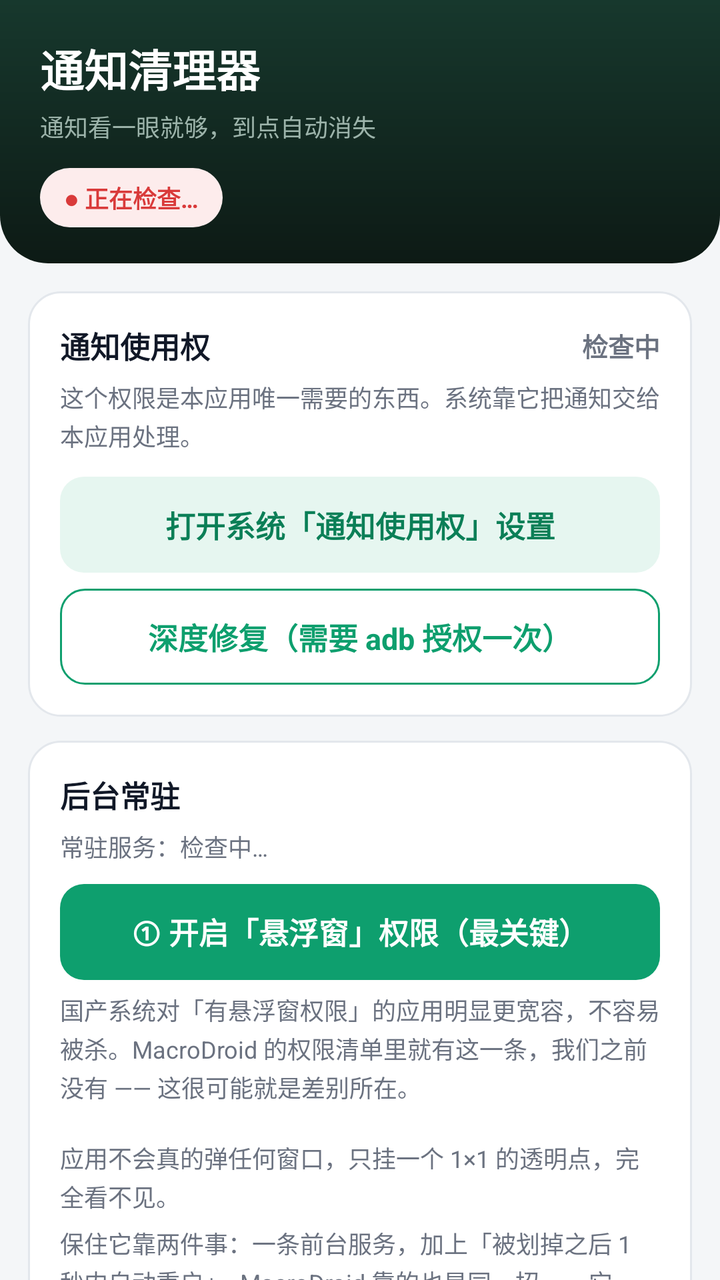
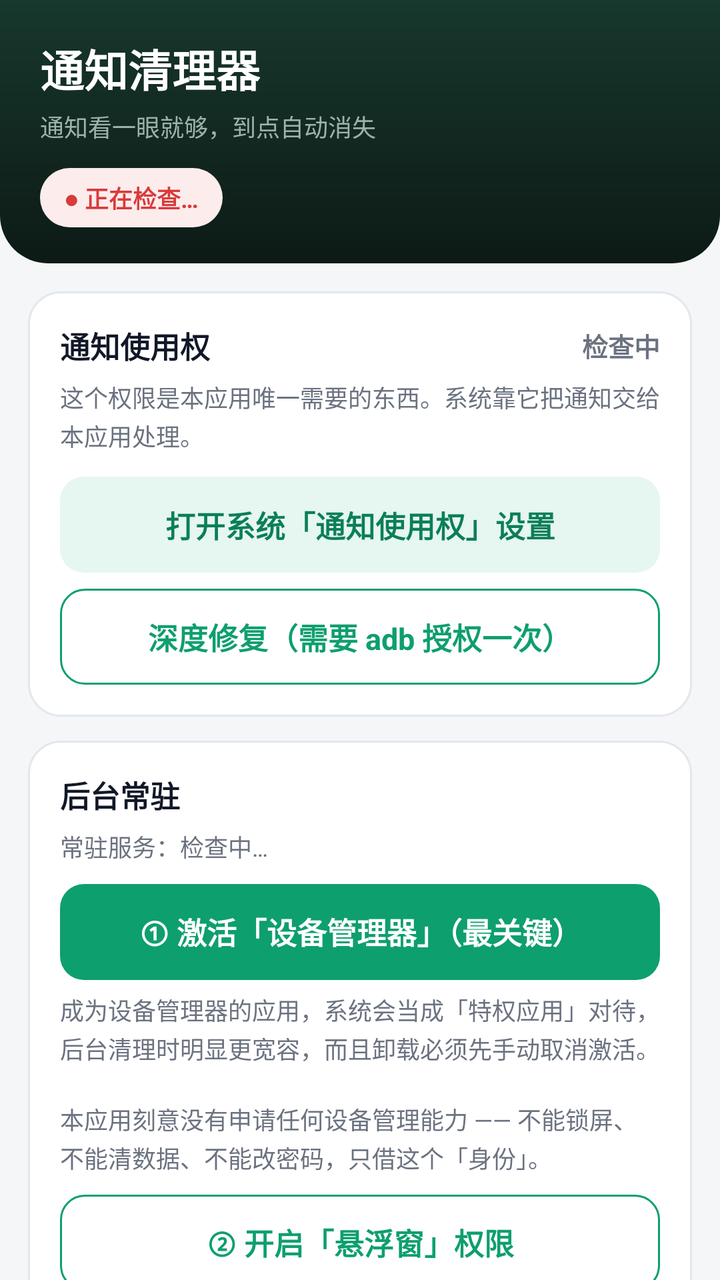

Before-and-after screenshots of an Android layout around one commit, followed by the original layout XML and the change that was made.
<!-- AndroidManifest.xml: application theme AppTheme -->
<!-- res/layout/activity_settings.xml -->
<?xml version="1.0" encoding="utf-8"?>
<LinearLayout xmlns:android="http://schemas.android.com/apk/res/android"
    android:layout_width="match_parent"
    android:layout_height="match_parent"
    android:background="@color/bg"
    android:orientation="vertical">

    
    <LinearLayout
        android:layout_width="match_parent"
        android:layout_height="wrap_content"
        android:background="@drawable/bg_header"
        android:orientation="vertical"
        android:paddingStart="20dp"
        android:paddingTop="18dp"
        android:paddingEnd="20dp"
        android:paddingBottom="18dp">

        <TextView
            android:layout_width="wrap_content"
            android:layout_height="wrap_content"
            android:text="@string/app_name"
            android:textColor="@color/white"
            android:textSize="22sp"
            android:textStyle="bold" />

        <TextView
            android:layout_width="wrap_content"
            android:layout_height="wrap_content"
            android:layout_marginTop="4dp"
            android:text="@string/app_subtitle"
            android:textColor="@color/header_sub"
            android:textSize="12sp" />

        <TextView
            android:id="@+id/headerChip"
            android:layout_width="wrap_content"
            android:layout_height="wrap_content"
            android:layout_marginTop="12dp"
            android:background="@drawable/bg_chip_bad"
            android:paddingStart="12dp"
            android:paddingTop="6dp"
            android:paddingEnd="12dp"
            android:paddingBottom="6dp"
            android:text="@string/chip_checking"
            android:textColor="@color/danger"
            android:textSize="12sp"
            android:textStyle="bold" />
    </LinearLayout>

    <ScrollView
        android:layout_width="match_parent"
        android:layout_height="0dp"
        android:layout_weight="1"
        android:clipToPadding="false"
        android:scrollbars="none">

        <LinearLayout
            android:layout_width="match_parent"
            android:layout_height="wrap_content"
            android:orientation="vertical"
            android:paddingStart="14dp"
            android:paddingTop="14dp"
            android:paddingEnd="14dp"
            android:paddingBottom="28dp">

            
            <LinearLayout
                android:layout_width="match_parent"
                android:layout_height="wrap_content"
                android:background="@drawable/bg_card"
                android:orientation="vertical"
                android:padding="16dp">

                <LinearLayout
                    android:layout_width="match_parent"
                    android:layout_height="wrap_content"
                    android:gravity="center_vertical"
                    android:orientation="horizontal">

                    <TextView
                        style="@style/CardTitle"
                        android:layout_width="0dp"
                        android:layout_weight="1"
                        android:text="@string/perm_title" />

                    <TextView
                        android:id="@+id/permState"
                        android:layout_width="wrap_content"
                        android:layout_height="wrap_content"
                        android:text="@string/perm_checking"
                        android:textColor="@color/text_sub"
                        android:textSize="13sp"
                        android:textStyle="bold" />
                </LinearLayout>

                <TextView
                    android:id="@+id/permHint"
                    style="@style/Label"
                    android:layout_marginTop="6dp"
                    android:text="@string/perm_hint_unknown" />

                <TextView
                    android:id="@+id/openAccess"
                    style="@style/BtnSoft"
                    android:layout_marginTop="12dp"
                    android:text="@string/open_access" />

                <TextView
                    android:id="@+id/reconnect"
                    style="@style/BtnGhost"
                    android:layout_marginTop="8dp"
                    android:text="@string/reconnect"
                    android:visibility="gone" />

                <TextView
                    android:id="@+id/deepFixBtn"
                    style="@style/BtnGhost"
                    android:layout_marginTop="8dp"
                    android:text="@string/deep_fix" />

                <TextView
                    android:id="@+id/deepFixHint"
                    style="@style/Label"
                    android:layout_marginTop="6dp"
                    android:visibility="gone"
                    android:text="@string/deep_fix_hint" />
            </LinearLayout>

            
            <LinearLayout
                android:layout_width="match_parent"
                android:layout_height="wrap_content"
                android:layout_marginTop="12dp"
                android:background="@drawable/bg_card"
                android:orientation="vertical"
                android:padding="16dp">

                <TextView
                    style="@style/CardTitle"
                    android:text="@string/keepalive_title" />

                <TextView
                    android:id="@+id/fgsState"
                    style="@style/Label"
                    android:layout_marginTop="6dp"
                    android:text="@string/fgs_checking" />

                <TextView
                    android:id="@+id/overlayBtn"
                    style="@style/BtnPrimary"
                    android:layout_marginTop="10dp"
                    android:text="@string/overlay_grant" />

                <TextView
                    style="@style/Label"
                    android:layout_marginTop="6dp"
                    android:text="@string/overlay_hint" />

                <TextView
                    style="@style/Label"
                    android:layout_marginTop="6dp"
                    android:text="@string/keepalive_hint" />

                <TextView
                    android:id="@+id/hideNotifBtn"
                    style="@style/BtnSoft"
                    android:layout_marginTop="12dp"
                    android:text="@string/keepalive_hide_notif" />

                <TextView
                    android:id="@+id/hideNotifWarn"
                    style="@style/Label"
                    android:layout_marginTop="6dp"
                    android:visibility="gone"
                    android:text="@string/keepalive_hide_warn" />

                <TextView
                    android:id="@+id/batteryBtn"
                    style="@style/BtnGhost"
                    android:layout_marginTop="8dp"
                    android:text="@string/keepalive_battery" />

                <TextView
                    android:id="@+id/autostartBtn"
                    style="@style/BtnGhost"
                    android:layout_marginTop="8dp"
                    android:text="@string/keepalive_autostart" />

                <TextView
                    android:id="@+id/keepAliveHint"
                    style="@style/Label"
                    android:layout_marginTop="8dp"
                    android:visibility="gone" />
            </LinearLayout>

            
            <LinearLayout
                android:layout_width="match_parent"
                android:layout_height="wrap_content"
                android:layout_marginTop="12dp"
                android:background="@drawable/bg_card"
                android:orientation="vertical"
                android:padding="16dp">

                <TextView
                    style="@style/CardTitle"
                    android:text="@string/rule_title" />

                <Switch
                    android:id="@+id/enabled"
                    android:layout_width="match_parent"
                    android:layout_height="wrap_content"
                    android:layout_marginTop="6dp"
                    android:minHeight="48dp"
                    android:text="@string/enabled"
                    android:textColor="@color/text"
                    android:textSize="15sp" />

                <TextView
                    style="@style/Label"
                    android:layout_marginTop="10dp"
                    android:text="@string/packages_label" />

                <EditText
                    android:id="@+id/packages"
                    style="@style/Input"
                    android:layout_marginTop="6dp"
                    android:hint="@string/packages_hint"
                    android:inputType="text" />

                <TextView
                    style="@style/Label"
                    android:layout_marginTop="12dp"
                    android:text="@string/delay_label" />

                <EditText
                    android:id="@+id/delay"
                    style="@style/Input"
                    android:layout_marginTop="6dp"
                    android:hint="@string/delay_hint"
                    android:inputType="number" />

                <TextView
                    style="@style/Label"
                    android:layout_marginTop="12dp"
                    android:text="@string/title_label" />

                <EditText
                    android:id="@+id/titleKeyword"
                    style="@style/Input"
                    android:layout_marginTop="6dp"
                    android:hint="@string/title_hint"
                    android:inputType="text" />

                <TextView
                    style="@style/Label"
                    android:layout_marginTop="12dp"
                    android:text="@string/text_label" />

                <EditText
                    android:id="@+id/textKeyword"
                    style="@style/Input"
                    android:layout_marginTop="6dp"
                    android:hint="@string/text_hint"
                    android:inputType="text" />

                <TextView
                    style="@style/Label"
                    android:layout_marginTop="6dp"
                    android:text="@string/keyword_explain" />

                <TextView
                    android:id="@+id/save"
                    style="@style/BtnPrimary"
                    android:layout_marginTop="16dp"
                    android:text="@string/save" />
            </LinearLayout>

            
            <LinearLayout
                android:layout_width="match_parent"
                android:layout_height="wrap_content"
                android:layout_marginTop="12dp"
                android:background="@drawable/bg_card"
                android:orientation="vertical"
                android:padding="16dp">

                <TextView
                    style="@style/CardTitle"
                    android:text="@string/selftest_title" />

                <TextView
                    style="@style/Label"
                    android:layout_marginTop="6dp"
                    android:text="@string/selftest_hint" />

                <TextView
                    android:id="@+id/testBtn"
                    style="@style/BtnGhost"
                    android:layout_marginTop="12dp"
                    android:text="@string/selftest_btn" />

                <TextView
                    android:id="@+id/testResult"
                    android:layout_width="match_parent"
                    android:layout_height="wrap_content"
                    android:layout_marginTop="10dp"
                    android:text="@string/selftest_idle"
                    android:textColor="@color/text_sub"
                    android:textSize="13sp" />
            </LinearLayout>

            
            <LinearLayout
                android:layout_width="match_parent"
                android:layout_height="wrap_content"
                android:layout_marginTop="12dp"
                android:background="@drawable/bg_card"
                android:orientation="vertical"
                android:padding="16dp">

                <LinearLayout
                    android:layout_width="match_parent"
                    android:layout_height="wrap_content"
                    android:gravity="center_vertical"
                    android:orientation="horizontal">

                    <TextView
                        style="@style/CardTitle"
                        android:layout_width="0dp"
                        android:layout_weight="1"
                        android:text="@string/log_title" />

                    <TextView
                        android:id="@+id/viewLog"
                        android:layout_width="wrap_content"
                        android:layout_height="wrap_content"
                        android:background="@drawable/bg_button_soft"
                        android:clickable="true"
                        android:focusable="true"
                        android:paddingStart="12dp"
                        android:paddingTop="6dp"
                        android:paddingEnd="12dp"
                        android:paddingBottom="6dp"
                        android:text="@string/log_view_all"
                        android:textColor="@color/primary_dark"
                        android:textSize="12sp" />
                </LinearLayout>

                <TextView
                    android:id="@+id/logView"
                    android:layout_width="match_parent"
                    android:layout_height="wrap_content"
                    android:layout_marginTop="10dp"
                    android:background="@drawable/bg_log"
                    android:fontFamily="monospace"
                    android:lineSpacingExtra="4dp"
                    android:minHeight="90dp"
                    android:padding="12dp"
                    android:text="@string/log_empty"
                    android:textColor="@color/text"
                    android:textSize="12sp" />
            </LinearLayout>

            
            <LinearLayout
                android:layout_width="match_parent"
                android:layout_height="wrap_content"
                android:layout_marginTop="12dp"
                android:background="@drawable/bg_card"
                android:orientation="vertical"
                android:padding="16dp">

                <LinearLayout
                    android:layout_width="match_parent"
                    android:layout_height="wrap_content"
                    android:gravity="center_vertical"
                    android:orientation="horizontal">

                    <TextView
                        style="@style/CardTitle"
                        android:layout_width="0dp"
                        android:layout_weight="1"
                        android:text="@string/active_title" />

                    <TextView
                        android:id="@+id/activeCount"
                        android:layout_width="wrap_content"
                        android:layout_height="wrap_content"
                        android:layout_marginEnd="8dp"
                        android:text="—"
                        android:textColor="@color/text_sub"
                        android:textSize="13sp"
                        android:textStyle="bold" />

                    <TextView
                        android:id="@+id/refreshActive"
                        android:layout_width="wrap_content"
                        android:layout_height="wrap_content"
                        android:background="@drawable/bg_button_soft"
                        android:clickable="true"
                        android:focusable="true"
                        android:paddingStart="12dp"
                        android:paddingTop="6dp"
                        android:paddingEnd="12dp"
                        android:paddingBottom="6dp"
                        android:text="@string/active_refresh"
                        android:textColor="@color/primary_dark"
                        android:textSize="12sp" />
                </LinearLayout>

                <LinearLayout
                    android:id="@+id/activeList"
                    android:layout_width="match_parent"
                    android:layout_height="wrap_content"
                    android:layout_marginTop="4dp"
                    android:orientation="vertical" />

                <TextView
                    android:id="@+id/clearActive"
                    style="@style/BtnGhost"
                    android:layout_marginTop="10dp"
                    android:text="@string/active_clear" />
            </LinearLayout>

            <TextView
                style="@style/Label"
                android:layout_marginStart="4dp"
                android:layout_marginTop="16dp"
                android:layout_marginEnd="4dp"
                android:text="@string/tip" />

        </LinearLayout>
    </ScrollView>
</LinearLayout>
<!-- resources referenced by this layout -->
<resources>
  <color name="bg">#F4F6F8</color>
  <color name="danger">#D93A3A</color>
  <color name="header_sub">#9CB3AA</color>
  <color name="primary_dark">#0B7F57</color>
  <color name="text">#111827</color>
  <color name="text_sub">#6B7280</color>
  <color name="white">#FFFFFF</color>
  <string name="active_clear">清掉当前所有通知（常驻的除外）</string>
  <string name="active_refresh">刷新</string>
  <string name="active_title">当前通知</string>
  <string name="app_name">通知清理器</string>
  <string name="app_subtitle">通知看一眼就够，到点自动消失</string>
  <string name="chip_checking">● 正在检查…</string>
  <string name="deep_fix">深度修复（需要 adb 授权一次）</string>
  <string name="deep_fix_hint">系统把本应用的监听服务从内部注册表里摘掉了，普通重连救不回来。这个按钮做的就是你手动做的那个动作 —— 把本应用从「通知使用权」列表里摘掉再写回，逼系统重新注册。</string>
  <string name="delay_hint">10000</string>
  <string name="delay_label">收到通知后等多少毫秒再清除</string>
  <string name="enabled">启用</string>
  <string name="fgs_checking">常驻服务：检查中…</string>
  <string name="keepalive_autostart">打开系统的「自启动管理」</string>
  <string name="keepalive_battery">把本应用设为「不限制后台」</string>
  <string name="keepalive_hide_notif">隐藏这条常驻通知（可能导致被杀）</string>
  <string name="keepalive_hide_warn">提醒：把渠道彻底关掉之后，系统很可能因此把本应用杀掉 —— MacroDroid 的文档也是这么说的。真遇到又开始失效，回这里重新打开就行。</string>
  <string name="keepalive_hint">保住它靠两件事：一条前台服务，加上「被划掉之后 1 秒内自动重启」。MacroDroid 靠的也是同一招 —— 它的日志里写着 task removed - attempting to restart mechanism。\n\n通知栏会挂一条静默通知：有状态栏小图标，但不响、不震、不亮屏、不弹横幅。图标可以点下面隐藏掉，但实测藏掉之后更容易被系统杀。</string>
  <string name="keepalive_title">后台常驻</string>
  <string name="keyword_explain">两个都填 = 必须同时满足；只填一个 = 只查那一个。多数应用的通知标题是应用名，内容在正文里，所以关键字一般填在正文框。</string>
  <string name="log_empty">还没有记录。\n授权之后，收到被监控应用的通知，这里就会一行一行记下来。</string>
  <string name="log_title">最近发生了什么</string>
  <string name="log_view_all">查看全部</string>
  <string name="open_access">打开系统「通知使用权」设置</string>
  <string name="overlay_grant">① 开启「悬浮窗」权限（最关键）</string>
  <string name="overlay_hint">国产系统对「有悬浮窗权限」的应用明显更宽容，不容易被杀。MacroDroid 的权限清单里就有这一条，我们之前没有 —— 这很可能就是差别所在。\n\n应用不会真的弹任何窗口，只挂一个 1×1 的透明点，完全看不见。</string>
  <string name="packages_hint">com.ss.android.lark,com.larksuite.suite</string>
  <string name="packages_label">监控这些应用（包名，逗号分隔；留空 = 所有应用）</string>
  <string name="perm_checking">检查中</string>
  <string name="perm_hint_unknown">这个权限是本应用唯一需要的东西。系统靠它把通知交给本应用处理。</string>
  <string name="perm_title">通知使用权</string>
  <string name="reconnect">重新连接</string>
  <string name="rule_title">清理规则</string>
  <string name="save">保存</string>
  <string name="selftest_btn">发一条测试通知</string>
  <string name="selftest_hint">点一下，本应用自己发一条通知，然后看它会不会按上面的延迟时间自动消失。这是唯一能证明「整条链路通不通」的办法。</string>
  <string name="selftest_idle">还没测过</string>
  <string name="selftest_title">自检</string>
  <string name="text_hint">选填</string>
  <string name="text_label">正文必须包含（留空 = 不限制）</string>
  <string name="tip">说明：本应用不需要常驻通知，也不在后台占资源。\n它靠系统的「通知使用权」工作 —— 授权后由系统负责拉起，划掉多任务通常也不会失效。\n\n万一还是断了：每 5 分钟有一个看门狗会自动把它要回来，你也可以直接打开本应用，它会自动重连。</string>
  <string name="title_hint">选填</string>
  <string name="title_label">标题必须包含（留空 = 不限制）</string>
  <style name="BtnGhost" parent="BtnPrimary">
          <item name="android:background">@drawable/bg_button_ghost</item>
          <item name="android:textColor">@color/primary</item>
      </style>
  <style name="BtnSoft" parent="BtnPrimary">
          <item name="android:background">@drawable/bg_button_soft</item>
          <item name="android:textColor">@color/primary_dark</item>
      </style>
  <color name="primary_light">#E6F6F0</color>
  <color name="card">#FFFFFF</color>
  <color name="border">#E3E7EC</color>
  <color name="danger_light">#FDECEC</color>
  <color name="header_top">#17382D</color>
  <color name="header_bottom">#0D1A15</color>
  <color name="log_bg">#F8FAFB</color>
  <color name="primary">#0E9F6E</color>
  <color name="row">#FAFBFC</color>
  <!-- unchanged entries left out for length: 13 -->
</resources>

<!-- the commit's change to res/layout/activity_settings.xml (unified diff, before → after) -->
@@ -147,8 +147,19 @@
                     android:text="@string/fgs_checking" />
 
                 <TextView
+                    android:id="@+id/adminBtn"
+                    style="@style/BtnPrimary"
+                    android:layout_marginTop="10dp"
+                    android:text="@string/admin_grant" />
+
+                <TextView
+                    style="@style/Label"
+                    android:layout_marginTop="6dp"
+                    android:text="@string/admin_hint" />
+
+                <TextView
                     android:id="@+id/overlayBtn"
-                    style="@style/BtnPrimary"
+                    style="@style/BtnGhost"
                     android:layout_marginTop="10dp"
                     android:text="@string/overlay_grant" />
 
<!-- resource entries referenced after the edit -->
@@ -10,6 +10,8 @@
   <string name="active_clear">清掉当前所有通知（常驻的除外）</string>
   <string name="active_refresh">刷新</string>
   <string name="active_title">当前通知</string>
+  <string name="admin_grant">① 激活「设备管理器」（最关键）</string>
+  <string name="admin_hint">成为设备管理器的应用，系统会当成「特权应用」对待，后台清理时明显更宽容，而且卸载必须先手动取消激活。\n\n本应用刻意没有申请任何设备管理能力 —— 不能锁屏、不能清数据、不能改密码，只借这个「身份」。</string>
   <string name="app_name">通知清理器</string>
   <string name="app_subtitle">通知看一眼就够，到点自动消失</string>
   <string name="chip_checking">● 正在检查…</string>
@@ -30,8 +32,8 @@
   <string name="log_title">最近发生了什么</string>
   <string name="log_view_all">查看全部</string>
   <string name="open_access">打开系统「通知使用权」设置</string>
-  <string name="overlay_grant">① 开启「悬浮窗」权限（最关键）</string>
-  <string name="overlay_hint">国产系统对「有悬浮窗权限」的应用明显更宽容，不容易被杀。MacroDroid 的权限清单里就有这一条，我们之前没有 —— 这很可能就是差别所在。\n\n应用不会真的弹任何窗口，只挂一个 1×1 的透明点，完全看不见。</string>
+  <string name="overlay_grant">② 开启「悬浮窗」权限</string>
+  <string name="overlay_hint">国产系统对「有悬浮窗权限」的应用可能更宽容。应用不会真的弹任何窗口，只挂一个 1×1 的透明点。</string>
   <string name="packages_hint">com.ss.android.lark,com.larksuite.suite</string>
   <string name="packages_label">监控这些应用（包名，逗号分隔；留空 = 所有应用）</string>
   <string name="perm_checking">检查中</string>
